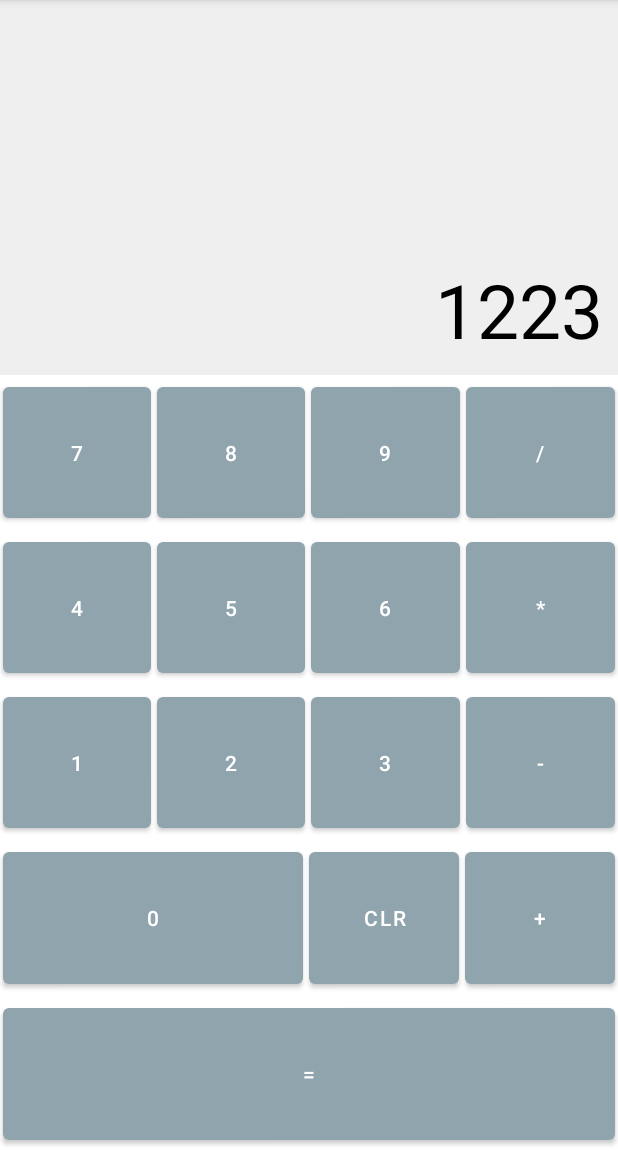
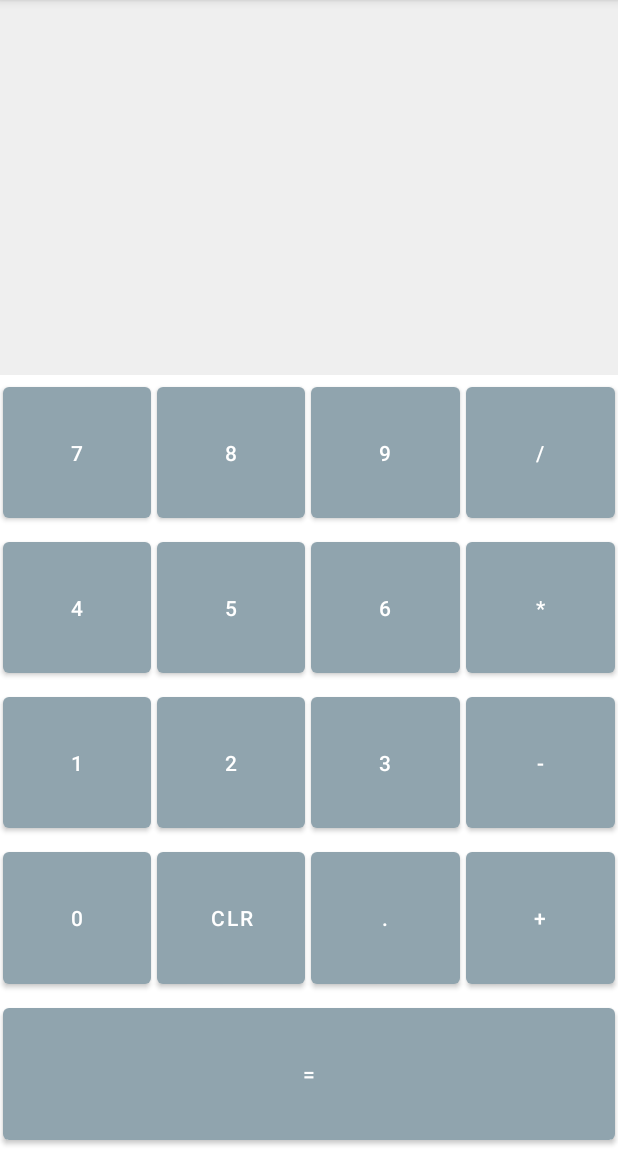
Before and after one commit to joeyyy688/Calculator_kotlin_android, an Android app: the screen it shows after launch (MainActivity), on a phone screen of 412 x 824 dp, the part 84-1236 px from its top. Run offline under Robolectric (Android 15) with nearby library versions, the phone set to English and light mode, and no system bars.

Commit message:
Added some few app functionalities

```diff
--- a/app/src/main/java/com/example/calculatorapp/MainActivity.kt
+++ b/app/src/main/java/com/example/calculatorapp/MainActivity.kt
@@ -4,6 +4,7 @@ import android.graphics.Color
 import android.graphics.drawable.ColorDrawable
 import android.os.Bundle
 import android.view.View
+import android.widget.Button
 import android.widget.TextView
 import android.widget.Toast
 import androidx.appcompat.app.ActionBar
@@ -11,10 +12,14 @@ import androidx.appcompat.app.AppCompatActivity
 
 
 class MainActivity : AppCompatActivity() {
-    private var calculatorInputTextView: TextView? = null
+    private var _calculatorInputTextView: TextView? = null
+    var isLastCharacterNumeric: Boolean = false
+    var isLastCharacterDot: Boolean = false
 
     override fun onCreate(savedInstanceState: Bundle?) {
         super.onCreate(savedInstanceState)
+
+
         setContentView(R.layout.activity_main)
         // Define ActionBar object
         // Define ActionBar object
@@ -34,12 +39,48 @@ class MainActivity : AppCompatActivity() {
         // Set BackgroundDrawable
         actionBar?.setBackgroundDrawable(colorDrawable)
 
-        calculatorInputTextView =  findViewById<TextView>(R.id.textViewInputField)
+        _calculatorInputTextView =  findViewById<TextView>(R.id.textViewInputField)
     }
 
     fun onDigit(view: View){
-        calculatorInputTextView?.append("2")
-        Toast.makeText(this, "Toast displayed", Toast.LENGTH_LONG ).show()
+
+        _calculatorInputTextView?.append((view as Button).text)
+
+        isLastCharacterNumeric = true
+        isLastCharacterDot = false
+
+        //Toast.makeText(this, "Toast displayed", Toast.LENGTH_LONG ).show()
     }
 
+    fun onClear(view: View){
+        _calculatorInputTextView?.text = ""
+    }
+
+    fun onDecimalPoint (view: View){
+        if (isLastCharacterNumeric && !isLastCharacterDot){
+            _calculatorInputTextView?.append(".")
+            isLastCharacterNumeric = false
+            isLastCharacterDot = true
+        }
+    }
+
+    fun onOperator(view: View){
+        _calculatorInputTextView?.text?.let {
+
+            if (isLastCharacterNumeric && !isOperatorAdded(it.toString()) ){
+                _calculatorInputTextView?.append((view as Button).text)
+
+                isLastCharacterNumeric = false
+                isLastCharacterDot = false
+            }
+        }
+    }
+
+    private fun isOperatorAdded(value: String) : Boolean {
+        return if (value.startsWith("-") ){
+            true
+        }else value.contains("-") || value.contains("+") || value.contains("*") || value.contains("/")
+    }
+
+
 }
--- a/app/src/main/res/layout/activity_main.xml
+++ b/app/src/main/res/layout/activity_main.xml
@@ -32,7 +32,7 @@
             android:layout_margin="2dp"
             android:layout_weight="1"
             android:onClick="onDigit"
-            android:text="7" />
+            android:text="@string/_7" />
 
         <Button
             android:id="@+id/btnEight"
@@ -41,7 +41,7 @@
             android:layout_margin="2dp"
             android:layout_weight="1"
             android:onClick="onDigit"
-            android:text="8" />
+            android:text="@string/_8" />
 
         <Button
             android:id="@+id/btnNine"
@@ -50,7 +50,7 @@
             android:layout_margin="2dp"
             android:layout_weight="1"
             android:onClick="onDigit"
-            android:text="9" />
+            android:text="@string/_9" />
 
         <Button
             android:id="@+id/btnDivide"
@@ -58,8 +58,8 @@
             android:layout_height="match_parent"
             android:layout_margin="2dp"
             android:layout_weight="1"
-            android:onClick="onDigit"
-            android:text="/" />
+            android:onClick="onOperator"
+            android:text="@string/divide" />
 
     </LinearLayout>
     <LinearLayout
@@ -75,7 +75,7 @@
             android:layout_margin="2dp"
             android:layout_weight="1"
             android:onClick="onDigit"
-            android:text="4" />
+            android:text="@string/_4" />
 
         <Button
             android:id="@+id/btnFive"
@@ -84,7 +84,7 @@
             android:layout_margin="2dp"
             android:layout_weight="1"
             android:onClick="onDigit"
-            android:text="5" />
+            android:text="@string/_5" />
 
         <Button
             android:id="@+id/btnSix"
@@ -93,7 +93,7 @@
             android:layout_margin="2dp"
             android:layout_weight="1"
             android:onClick="onDigit"
-            android:text="6" />
+            android:text="@string/_6" />
 
         <Button
             android:id="@+id/btnMultiply"
@@ -101,8 +101,8 @@
             android:layout_height="match_parent"
             android:layout_margin="2dp"
             android:layout_weight="1"
-            android:onClick="onDigit"
-            android:text="*" />
+            android:onClick="onOperator"
+            android:text="@string/multiply" />
 
     </LinearLayout>
     <LinearLayout
@@ -118,7 +118,7 @@
             android:layout_margin="2dp"
             android:layout_weight="1"
             android:onClick="onDigit"
-            android:text="1" />
+            android:text="@string/_1" />
 
         <Button
             android:id="@+id/btnTwo"
@@ -127,7 +127,7 @@
             android:layout_margin="2dp"
             android:layout_weight="1"
             android:onClick="onDigit"
-            android:text="2" />
+            android:text="@string/_2" />
 
         <Button
             android:id="@+id/btnThree"
@@ -136,7 +136,7 @@
             android:layout_margin="2dp"
             android:layout_weight="1"
             android:onClick="onDigit"
-            android:text="3" />
+            android:text="@string/_3" />
 
         <Button
             android:id="@+id/btnMinus"
@@ -144,8 +144,8 @@
             android:layout_height="match_parent"
             android:layout_margin="2dp"
             android:layout_weight="1"
-            android:onClick="onDigit"
-            android:text="-" />
+            android:onClick="onOperator"
+            android:text="@string/subtract" />
 
     </LinearLayout>
     <LinearLayout
@@ -159,9 +159,9 @@
             android:layout_width="0dp"
             android:layout_height="match_parent"
             android:layout_margin="2dp"
-            android:layout_weight="2"
+            android:layout_weight="1"
             android:onClick="onDigit"
-            android:text="0" />
+            android:text="@string/_0" />
 
         <Button
             android:id="@+id/btnClear"
@@ -169,8 +169,17 @@
             android:layout_height="match_parent"
             android:layout_margin="2dp"
             android:layout_weight="1"
-            android:onClick="onDigit"
-            android:text="CLR" />
+            android:onClick="onClear"
+            android:text="@string/clear" />
+
+        <Button
+            android:id="@+id/btnDot"
+            android:layout_width="0dp"
+            android:layout_height="match_parent"
+            android:layout_margin="2dp"
+            android:layout_weight="1"
+            android:onClick="onDecimalPoint"
+            android:text="@string/dot" />
 
         <Button
             android:id="@+id/btnPlus"
@@ -178,8 +187,8 @@
             android:layout_height="match_parent"
             android:layout_margin="2dp"
             android:layout_weight="1"
-            android:onClick="onDigit"
-            android:text="+" />
+            android:onClick="onOperator"
+            android:text="@string/plus" />
 
     </LinearLayout>
     <LinearLayout
@@ -195,7 +204,7 @@
             android:layout_margin="2dp"
             android:layout_weight="1"
             android:onClick="onDigit"
-            android:text="=" />
+            android:text="@string/equals" />
 
 
     </LinearLayout>
--- a/app/src/main/res/values/strings.xml
+++ b/app/src/main/res/values/strings.xml
@@ -1,4 +1,21 @@
 <resources>
     <string name="app_name">CalculatorApp</string>
-    <string name="calculationText">1223</string>
+    <string name="calculationText"></string>
+    <string name="_7">7</string>
+    <string name="_8">8</string>
+    <string name="_9">9</string>
+    <string name="divide">/</string>
+    <string name="_4">4</string>
+    <string name="_5">5</string>
+    <string name="_6">6</string>
+    <string name="multiply">*</string>
+    <string name="_1">1</string>
+    <string name="_2">2</string>
+    <string name="_3">3</string>
+    <string name="subtract">-</string>
+    <string name="_0">0</string>
+    <string name="clear">CLR</string>
+    <string name="plus">+</string>
+    <string name="equals">=</string>
+    <string name="dot">.</string>
 </resources>
```
